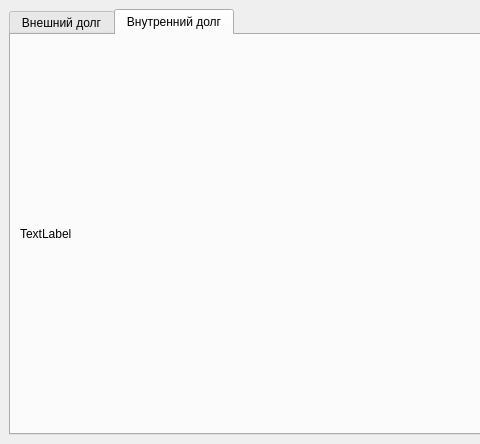
This is prototype/mainwindow.ui in Adepts-Of-The-Cringe/hackaton_audithon as Qt 5 draws it before an edit; both pictures show x 0 to 480 and y 0 to 444 of the 1390 by 444 pixel window. The edited form follows.
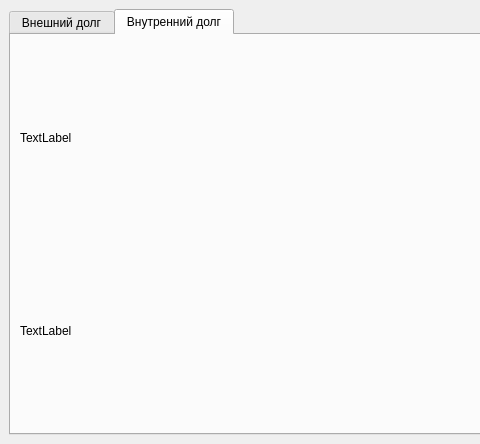
This is the edited form. The open tabs and pages were chosen to show the change. Custom widgets are drawn as their Qt base class.

Diff of the .ui file:
```diff
--- a/prototype/mainwindow.ui
+++ b/prototype/mainwindow.ui
@@ -324,6 +324,13 @@
           </property>
          </widget>
         </item>
+        <item>
+         <widget class="QLabel" name="sql_label_2">
+          <property name="text">
+           <string>TextLabel</string>
+          </property>
+         </widget>
+        </item>
        </layout>
       </widget>
      </widget>
```
Left out of the diff: 4 changed lines with no effect on the pictures.
